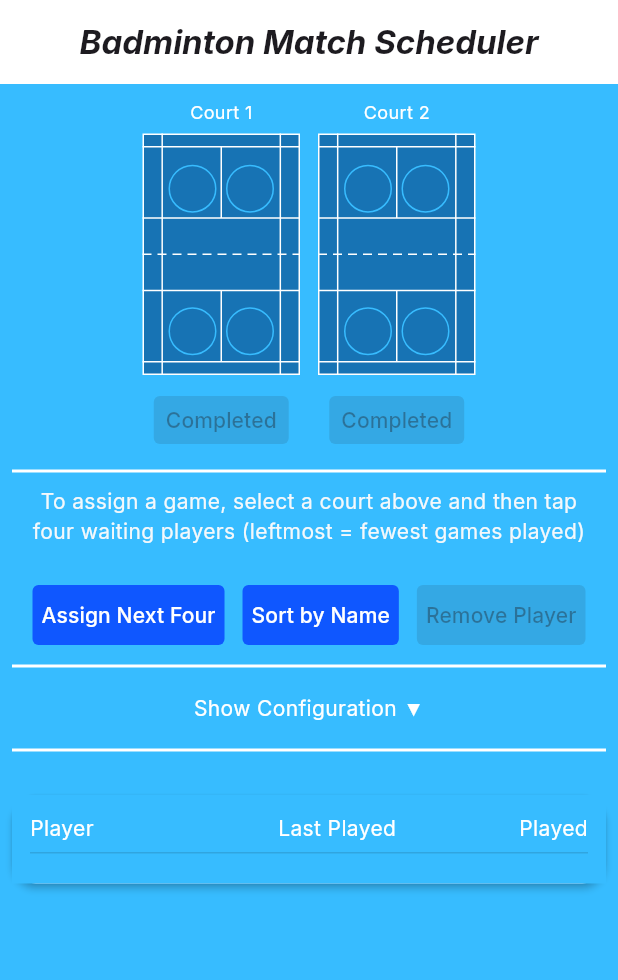
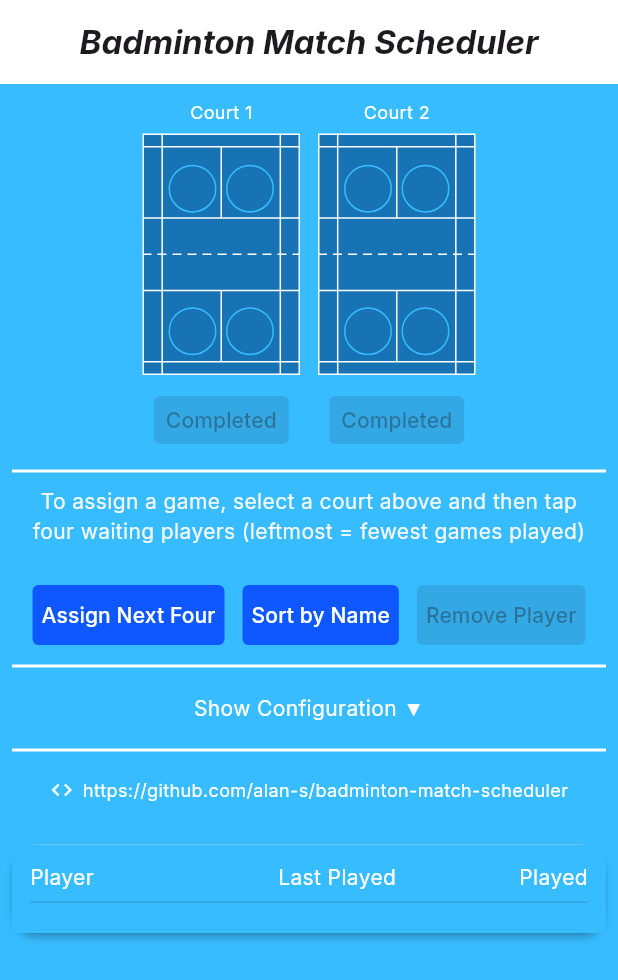
Before and after one commit to alan-s/badminton-match-scheduler, a Flutter app: the screen it shows after launch, on a phone screen of 412 x 824 dp. Shown: the top 980 px of the screen. Run offline on Flutter 3.47's test engine with Material 3 defaults, Android fonts, the phone set to English and light mode, and no system bars; our stand-ins replace google_fonts, web; network calls fail.

Commit message:
Add attribute

```diff
--- a/lib/main.dart
+++ b/lib/main.dart
@@ -882,6 +882,29 @@ class _SchedulerState extends State<Scheduler> {
           ),
 
           Divider(),
+
+          // Added GitHub repository row at the bottom of the content column
+          Padding(
+            padding: const EdgeInsets.symmetric(vertical: 8.0),
+            child: Row(
+              mainAxisAlignment: MainAxisAlignment.center,
+              children: [
+                Image.network(
+                  'githubassets.com',
+                  width: 16,
+                  height: 16,
+                  color: Colors.white,
+                  errorBuilder: (context, error, stackTrace) =>
+                      const Icon(Icons.code, size: 16, color: Colors.white),
+                ),
+                const SizedBox(width: 6),
+                const Text(
+                  "https://github.com/alan-s/badminton-match-scheduler",
+                  style: TextStyle(color: Colors.white, fontSize: 12),
+                ),
+              ],
+            ),
+          ),
         ],
       ),
     );
```
Also changed, not shown: 1 other file.
